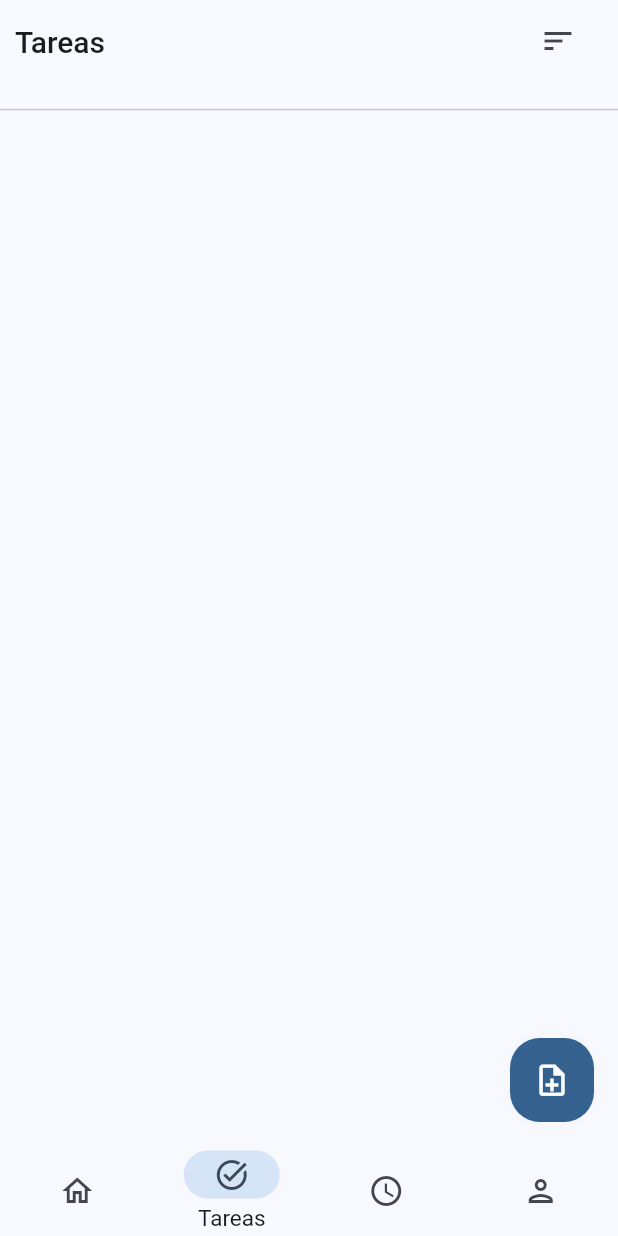
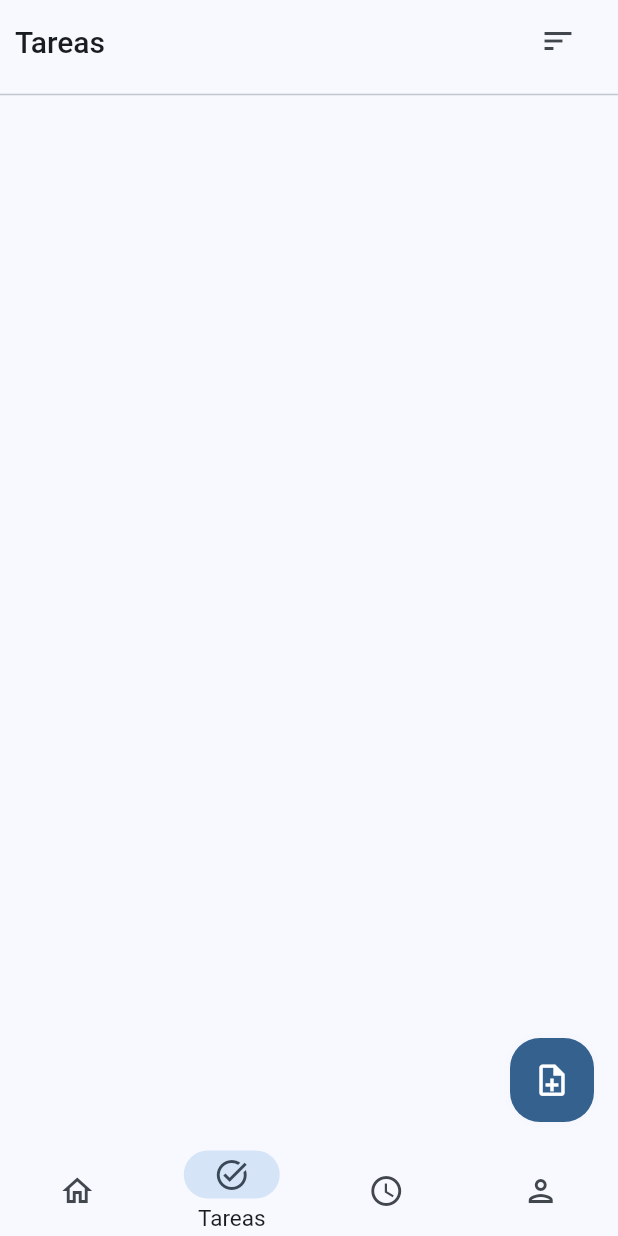
Before and after one commit to Laesx/ark_tasks, a Flutter app: the screen it shows after launch, after a tap on "Tareas", on a phone screen of 412 x 824 dp. Run offline on Flutter 3.47's test engine with Material 3 defaults, Android fonts, the phone set to English and light mode, and no system bars; drawn by our look-alikes of dynamic_color; our stand-ins replace cloud_firestore, firebase_auth, firebase_core, flutter_local_notifications, google_sign_in, hive and 3 more; missing offline and left inert: choice, dart_openai; accounts and stored records are empty; Roboto replaces fonts that are missing (Rubik).

Commit message:
Summary now takes task titles, Tasks Today fixed

```diff
--- a/lib/modules/tasks/task_card.dart
+++ b/lib/modules/tasks/task_card.dart
@@ -48,9 +48,10 @@ class TaskCard extends StatelessWidget {
         child: Padding(
           padding: const EdgeInsets.all(5),
           child: Card(
-            margin: const EdgeInsets.only(top: 7, bottom: 7),
+            // margin: const EdgeInsets.only(top: 7, bottom: 7),
             child: Padding(
-              padding: const EdgeInsets.all(7),
+              // padding: const EdgeInsets.all(7),
+              padding: const EdgeInsets.symmetric(horizontal: 5, vertical: 15),
               child: Row(
                 mainAxisAlignment: MainAxisAlignment.start,
                 children: [
--- a/lib/modules/tasks/task_providers.dart
+++ b/lib/modules/tasks/task_providers.dart
@@ -2,7 +2,9 @@ import 'dart:math';
 
 import 'package:ark_jots/models/priority.dart';
 import 'package:ark_jots/modules/tasks/task_model.dart';
+import 'package:ark_jots/services/ai_service.dart';
 import 'package:ark_jots/services/firestore_service.dart';
+import 'package:ark_jots/utils/tools.dart';
 import 'package:hive/hive.dart';
 
 import 'package:flutter/material.dart';
@@ -29,6 +31,8 @@ class TaskProvider extends ChangeNotifier {
     // Load tasks from Hive.
     Hive.openBox<Task>(_tasksBoxKey).then((box) {
       _tasks.addAll(box.values);
+      AiService().parsedTasks = overdueAndTwoWeeksTasks;
+      // print("Tasks loaded from Hive: ${_tasks.length}");
       notifyListeners();
     });
   }
@@ -86,6 +90,34 @@ class TaskProvider extends ChangeNotifier {
     return _tasks.where((task) => task.dueDate != null).toList()
       ..sort((a, b) => a.dueDate!.compareTo(b.dueDate!))
       ..take(count).toList();
+  }
+
+  // This will give a String of all the overdue tasks, and all the tasks 2 weeks from now separated by a new line.
+  String get overdueAndTwoWeeksTasks {
+    DateTime now = DateTime.now();
+    DateTime twoWeeksFromNow = now.add(Duration(days: 14));
+
+    List<Task> twoWeeksTasks = _tasks.where((task) {
+      if (task.dueDate != null) {
+        if (task.dueDate!.isBefore(now)) {
+          return true;
+        } else if (task.dueDate!.isAfter(now) &&
+            task.dueDate!.isBefore(twoWeeksFromNow)) {
+          return true;
+        }
+        // return task.dueDate!.isAfter(now) && task.dueDate!.isBefore(twoWeeksFromNow);
+      }
+      return false;
+    }).toList();
+
+    String tasksSummary = twoWeeksTasks.map((e) {
+      return e.title +
+          (e.dueDate != null ? " - ${Tools.formatDate(e.dueDate)}" : "");
+    }).join('\n');
+
+    // print(tasksSummary);
+
+    return tasksSummary;
   }
 
   void addTask(Task task) {
--- a/lib/modules/tasks/tasks_view.dart
+++ b/lib/modules/tasks/tasks_view.dart
@@ -32,7 +32,7 @@ class _TasksViewState extends State<TasksView> {
       ..add(dividerMarker)
       ..addAll(completedTasks);
 
-    final topOffset = MediaQuery.paddingOf(context).top + TopBar.height + 10;
+    // final topOffset = MediaQuery.paddingOf(context).top + TopBar.height + 10;
 
     return TabScaffold(
       floatingBar: FloatingBar(scrollCtrl: widget.scrollCtrl, children: [
@@ -86,9 +86,11 @@ class _TasksViewState extends State<TasksView> {
           ], child: const Icon(Icons.sort_outlined))
         ],
       ),
+      child: Padding(
+        padding: const EdgeInsets.only(top: TopBar.height),
         child: ListView.builder(
           //TODO: Adjust the top padding to account for the top bar
-        padding: EdgeInsets.only(top: topOffset, bottom: 100),
+          // padding: EdgeInsets.only(top: topOffset, bottom: 100),
           shrinkWrap: true,
           itemCount: allTasks.length,
           itemBuilder: (context, index) {
@@ -103,11 +105,12 @@ class _TasksViewState extends State<TasksView> {
               final task = allTasks[index];
               return TaskCard(task: task);
             }
-          return null;
+            return Container();
             //final task = taskProvider.tasks[index];
             //return TaskCard(task: task);
           },
         ),
+      ),
     );
   }
 }
--- a/lib/services/ai_service.dart
+++ b/lib/services/ai_service.dart
@@ -1,6 +1,7 @@
 import 'dart:async';
 import 'dart:convert';
 
+import 'package:ark_jots/utils/tools.dart';
 import 'package:dart_openai/dart_openai.dart';
 
 import '../env.dart';
@@ -125,8 +126,8 @@ class AiService extends ChangeNotifier {
     var completion = await OpenAI.instance.chat.createStream(
       model: "gpt-3.5-turbo",
       messages: requestMessages,
-      maxTokens: 200,
-      temperature: 0.2,
+      maxTokens: 500,
+      temperature: 1,
     );
 
     // Setting the last message and result for caching.
@@ -145,15 +146,30 @@ class AiService extends ChangeNotifier {
   }
 
   // SUMMARY SECTION
+
+  String? _parsedTasks;
+
+  // We reset everything here so the summary is recalculated.
+  set parsedTasks(String? value) {
+    _hasSummaryInit = false;
+    _summary = "";
+    _parsedTasks = value;
+    notifyListeners();
+  }
+
   bool _hasSummaryInit = false;
   String _summary = "";
   // This fills the summary with the data from the AI and stores it.
   // So we don't have to call it again everytime the widgets rebuild.
   get summary {
+    // print("Getting summary");
+    if (_parsedTasks == null) return "Loading...";
+
     if (!_hasSummaryInit) {
+      // print("Getting summary for the first time");
       _hasSummaryInit = true;
-      getSummaryStreamString(
-              "Dame un resumen de ejemplo de las tareas que quieras.")
+      getSummaryStreamString(_parsedTasks ??
+              "Dame un resumen de ejemplo de las tareas que quieras, especifica que esto es un ejemplo porque no existen datos ahora mismo.")
           .then((value) {
         value.listen((event) {
           _summary += event ?? "";
@@ -180,8 +196,12 @@ abstract class SystemMessages {
   static final summary = OpenAIChatCompletionChoiceMessageModel(
     content: [
       OpenAIChatCompletionChoiceMessageContentItemModel.text(
-        "I need you to make a short summary about what the user has to do today"
-        " from all these tasks. ",
+        "You will be provided a list of tasks, you have to make a summary "
+        "about what the user has to do today and in the coming days from all these tasks. "
+        "Today is ${Tools.formatDate(DateTime.now())} to have a point of reference for the dates provided with the tasks, "
+        "do not say the entire dates, try to answer with days of the week, "
+        "answer in the language the task titles are written in, most likely Spanish.",
+        // "(you will only receive tasks 2 weeks in advance, and tasks that are overdue), ",
       ),
     ],
     role: OpenAIChatMessageRole.assistant,
```
Also changed, not shown: lib/modules/tasks/tasks_today_card.dart (+7 -3 lines). Lines whose indentation alone changed are shown as unchanged.
